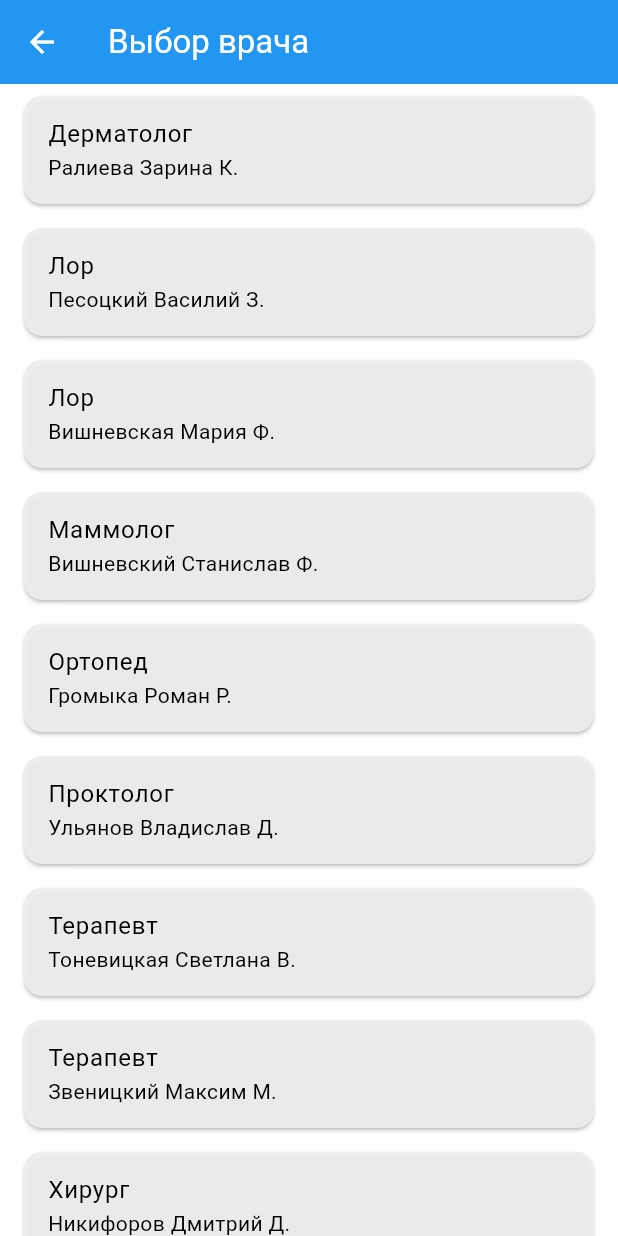
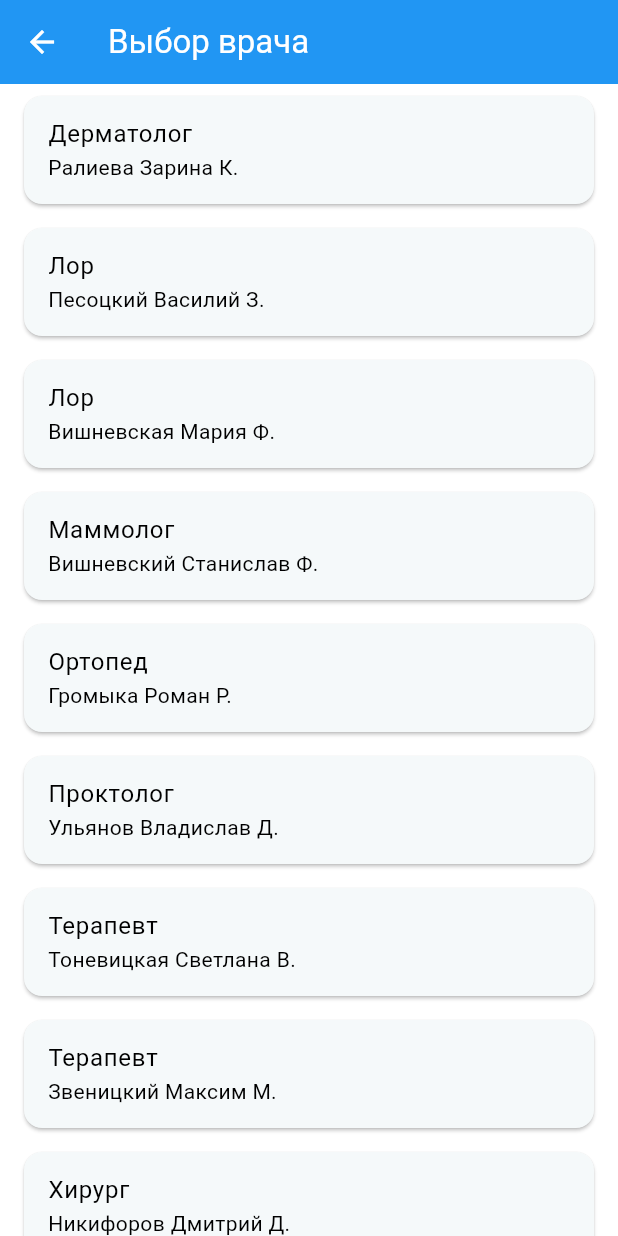
Before and after one commit to fkfkya/YourDoctor, a Flutter app: the screen it shows after launch, on a phone screen of 412 x 824 dp. Run offline on Flutter 3.47's test engine with Material 3 defaults, Android fonts, the phone set to English and light mode, and no system bars; our stand-ins replace dio, equatable, flutter_bloc, get_it.

Commit message:
changed doctors tile color

```diff
--- a/lib/views/doctor_list/presentation/widgets/doctor_tile.dart
+++ b/lib/views/doctor_list/presentation/widgets/doctor_tile.dart
@@ -9,7 +9,7 @@ class DoctorTile extends StatelessWidget {
   @override
   Widget build(BuildContext context) {
     return Card(
-      color: Color(0xeeeeeeee),
+      color: Color(0xfff5f9fa),
       margin: const EdgeInsets.symmetric(horizontal: 16, vertical: 8),
       child: ListTile(
         title: Text(doctor.specialty),
```
